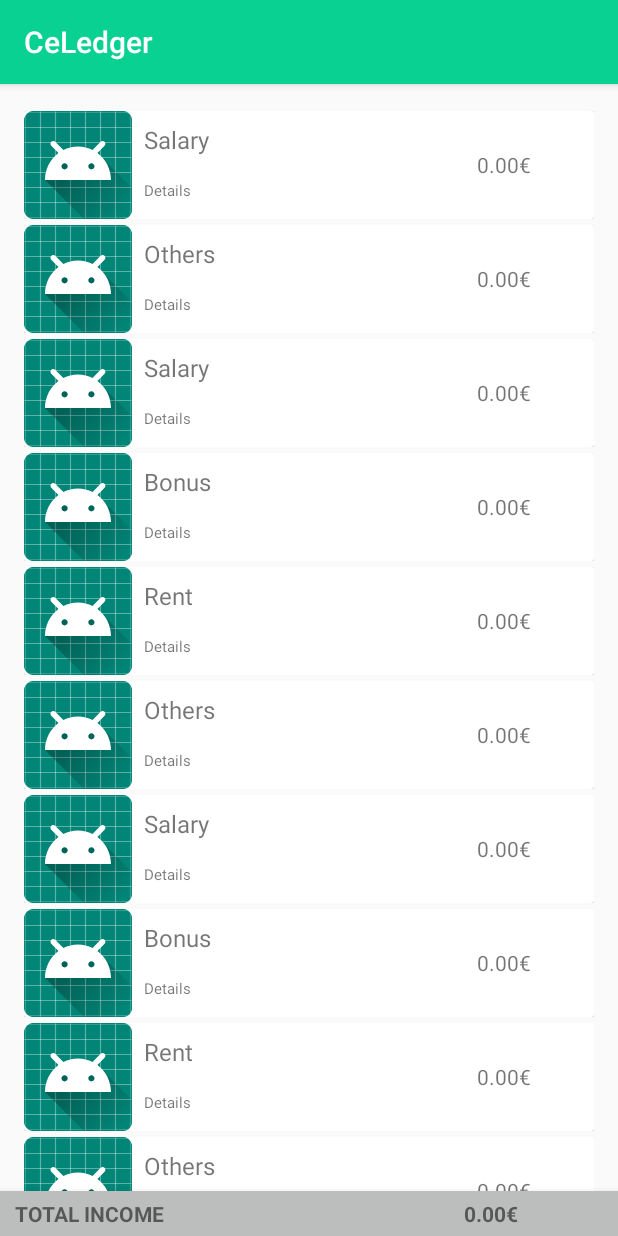
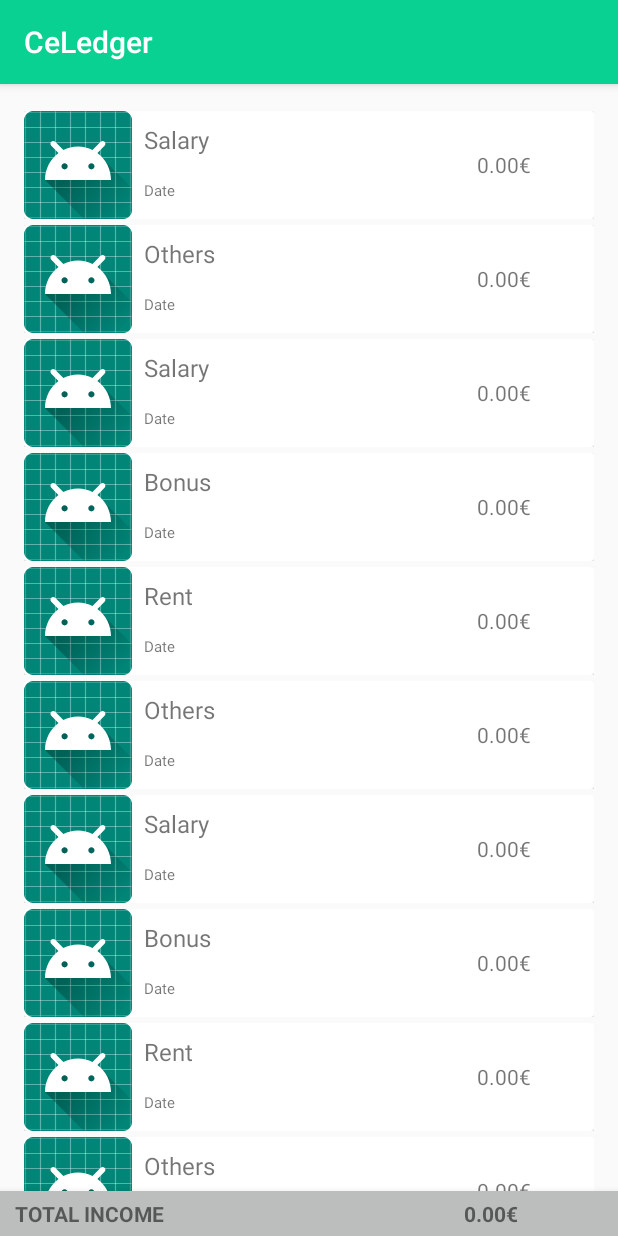
Before and after one commit to nishad-pawaskar/Celedger1, an Android app: the IncomeActivity screen opened directly, with no data from a screen before it, on a phone screen of 412 x 824 dp. Run offline under Robolectric (Android 15) with nearby library versions, the phone set to English and light mode, and no system bars.

Commit message:
This is the first version of our Money Control application named CeLedger. The application is still is progress and will be ready soon.

```diff
--- a/app/src/main/java/com/example/celedger1/AddIncome.java
+++ b/app/src/main/java/com/example/celedger1/AddIncome.java
@@ -69,7 +69,7 @@ public class AddIncome extends AppCompatActivity {
                 },ic_year,ic_month,ic_day);
                 incdatePicker.getWindow().setBackgroundDrawable(new ColorDrawable(Color.TRANSPARENT));
                 incdatePicker.show();
-        }
+            }
         });
 
         addincamt.addTextChangedListener(addincometextwatcher);
--- a/app/src/main/java/com/example/celedger1/ExpendActivity.java
+++ b/app/src/main/java/com/example/celedger1/ExpendActivity.java
@@ -20,7 +20,7 @@ public class ExpendActivity extends AppCompatActivity {
         //SHOWS SCROLLABLE EXPENSE LIST (LIST WILL INCLUDE USER ENTRIES)
         ExpenselistRCV.setLayoutManager(new LinearLayoutManager(this));
         String[] Expenditure = {"Travel", "Food", "Bills", "Fees", "Rent", "Travel", "Food", "Bills", "Fees", "Rent", "Travel", "Food", "Bills", "Fees", "Rent", "Travel", "Food", "Bills", "Fees", "Rent", "Travel", "Food", "Bills", "Fees", "Rent"};
-        ExpenselistRCV.setAdapter(new IncmeAdaptor(Expenditure));
+        ExpenselistRCV.setAdapter(new XpnseAdaptor(Expenditure));
 
 
 
--- a/app/src/main/java/com/example/celedger1/MainActivity.java
+++ b/app/src/main/java/com/example/celedger1/MainActivity.java
@@ -32,7 +32,7 @@ public class MainActivity extends AppCompatActivity {
             public void onClick(View v) {
                 Intent startIntentIncme = new Intent(getApplicationContext(), IncomeActivity.class);
 
-               startActivity(startIntentIncme);
+                startActivity(startIntentIncme);
             }
         });
 
@@ -45,9 +45,9 @@ public class MainActivity extends AppCompatActivity {
         linearaddincomebtn.setOnClickListener(new View.OnClickListener() {
             @Override
             public void onClick(View v) {
-               Intent startIntentaddincome = new Intent(getApplicationContext(),AddIncome.class);
+                Intent startIntentaddincome = new Intent(getApplicationContext(),AddIncome.class);
 
-               startActivity(startIntentaddincome);
+                startActivity(startIntentaddincome);
             }
         });
 
--- a/app/src/main/res/layout/activity_income.xml
+++ b/app/src/main/res/layout/activity_income.xml
@@ -37,6 +37,7 @@
             android:layout_width="wrap_content"
             android:layout_height="wrap_content"
             android:text="0.00€"
+            android:id="@+id/Totalincome"
             android:layout_weight="0.5"
             android:textStyle="bold"
             android:textSize="14dp"
--- a/app/src/main/res/layout/income_list_layout.xml
+++ b/app/src/main/res/layout/income_list_layout.xml
@@ -49,7 +49,8 @@
         android:textSize="10sp"
         android:padding="8dp"
         android:paddingLeft="16dp"
-        android:text="Details"
+        android:text="Date"
+        android:id="@+id/Incmedte"
         />
 </LinearLayout>
 
@@ -57,6 +58,7 @@
         android:layout_width="wrap_content"
         android:layout_height="wrap_content"
         android:layout_gravity="center_vertical"
+        android:id="@+id/ic_amt"
         android:layout_weight="1"
         android:textAlignment="viewEnd"
         android:paddingRight="42dp"
```
